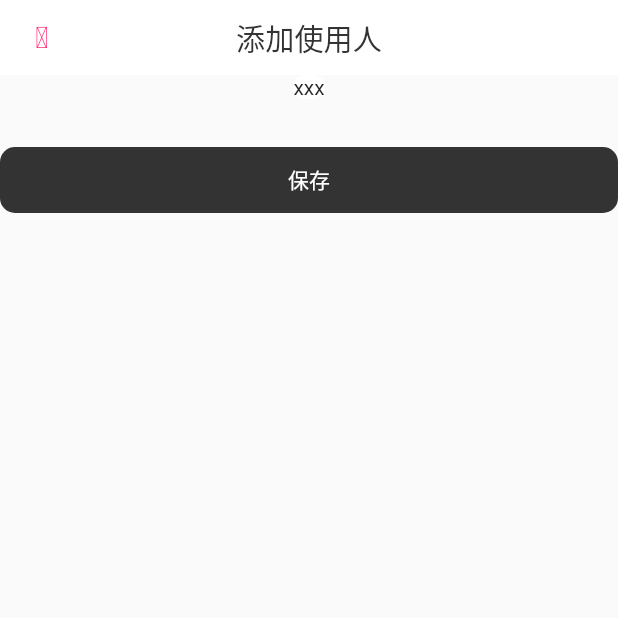
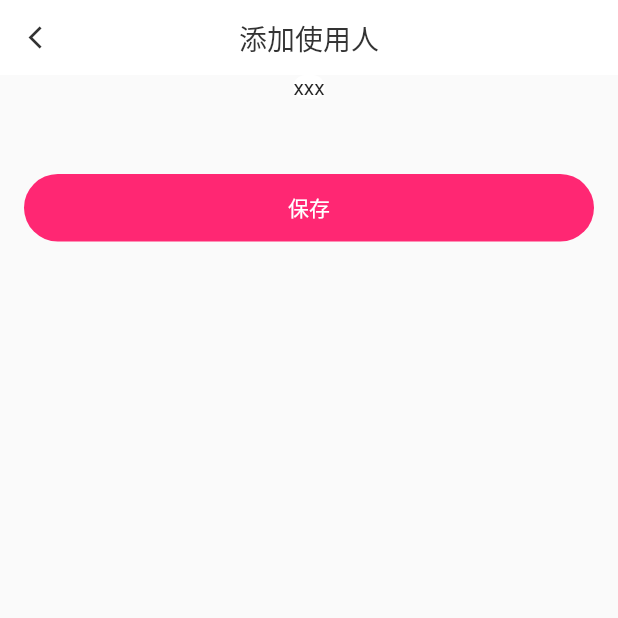
Before and after one commit to wlong800/easy_net_core, a Flutter app: the CustomContactsAddPage screen opened directly, on a phone screen of 412 x 824 dp, the top half of it. Run offline on Flutter 3.47's test engine with Material 2 defaults, Android fonts, the phone set to English and light mode, and no system bars; our stand-ins replace dio, flutter_screenutil, flutter_swipe_action_cell, get_it, pull_to_refresh, shared_preferences; missing offline and left inert: all_future_plugin; accounts and stored records are empty; network calls fail.

Commit message:
【补充】

```diff
--- a/lib/base/api/net/services/net_request.dart
+++ b/lib/base/api/net/services/net_request.dart
@@ -24,7 +24,7 @@ Dio _defaultDio(Map<dynamic, dynamic>? headers) {
     _dio.options.headers = Map<String, dynamic>.from(headers!);
     logger("header : ${_dio.options.headers.toString()}");
   }
-  _addProxy(_dio);
+  // _addProxy(_dio);
   return _dio;
 }
 
--- a/lib/base/widget/base_button.dart
+++ b/lib/base/widget/base_button.dart
@@ -6,7 +6,6 @@ class MyRaisedButton extends StatelessWidget {
   final String text;
   final bool enableClick;
   final VoidCallback callback;
-  final Color highlightColor;
   final Color textColor;
   final Color disabledTextColor;
   final Color enableColor;
@@ -17,14 +16,13 @@ class MyRaisedButton extends StatelessWidget {
 
   MyRaisedButton(this.text, this.callback,
       {this.enableClick = false,
-      this.highlightColor = R.color_1,
       this.textColor = R.color_white,
-      this.disabledTextColor = R.color_1,
-      this.enableColor = R.color_2,
-      this.disabledColor = R.color_font_1,
+      this.disabledTextColor = R.color_white,
+      this.enableColor = R.color_1,
+      this.disabledColor = R.color_1_60,
       this.imageName,
-      this.height = 44.0,
-      this.radius = 10.0});
+      this.height = 45.0,
+      this.radius = 23.0});
 
   @override
   Widget build(BuildContext context) {
--- a/lib/base/widget/common_ui_kit.dart
+++ b/lib/base/widget/common_ui_kit.dart
@@ -120,9 +120,9 @@ class WMPreferredSize extends PreferredSize {
     return IconButton(
       padding: EdgeInsets.all(14.0),
       icon: Icon(
-        MyIcons.arrow_right,
-        size: 20.0,
-        color: R.color_1,
+        Icons.arrow_back_ios,
+        size: 18.0,
+        color: R.color_font_1,
       ),
       onPressed: () {
         if (leadingCallback != null) {
--- a/lib/main.dart
+++ b/lib/main.dart
@@ -2,17 +2,31 @@ import 'package:app/page/custom_contacts_page.dart';
 import 'package:app/provider/services/service_locator.dart';
 import 'package:flutter/material.dart';
 
+import 'base/common/channel_tools.dart';
+import 'base/common/global.dart';
+import 'base/common/logger.dart';
 import 'base/common/resource.dart';
 
 GlobalKey<NavigatorState> navigatorState = new GlobalKey();
 
 main() async {
+  setupServiceLocator();
   // await Global.init();
-  setupServiceLocator();
   runApp(MyApp());
 }
 
-class MyApp extends StatelessWidget {
+class MyApp extends StatefulWidget {
+  @override
+  _MyAppState createState() => _MyAppState();
+}
+
+class _MyAppState extends State<MyApp> with WidgetsBindingObserver {
+  @override
+  void initState() {
+    super.initState();
+    WidgetsBinding.instance?.addObserver(this);
+  }
+
   @override
   Widget build(BuildContext context) {
     return MaterialApp(
@@ -23,4 +37,19 @@ class MyApp extends StatelessWidget {
       home: CustomContactsPage(),
     );
   }
+
+  @override
+  Future<bool> didPopRoute() async {
+    if ((await navigatorState.currentState?.maybePop()) == false) {
+      logger("not pop, because _history is null...");
+      systemPop();
+    }
+    return Future<bool>.value(true);
+  }
+
+  @override
+  void dispose() {
+    super.dispose();
+    WidgetsBinding.instance?.removeObserver(this);
+  }
 }
--- a/lib/page/custom_contacts_add_page.dart
+++ b/lib/page/custom_contacts_add_page.dart
@@ -28,11 +28,11 @@ class _CustomContactsAddPageState extends State<CustomContactsAddPage> {
               child: Text("xxx"),
             ),
             Container(
-              padding: EdgeInsets.only(top: 32.0),
+              padding: EdgeInsets.only(top: 50.0, left: 16.0, right: 16.0),
               child: MyRaisedButton(
                 "保存",
-                () async {
-                },
+                () async {},
+                enableClick: true,
               ),
             )
           ],
--- a/lib/page/custom_contacts_page.dart
+++ b/lib/page/custom_contacts_page.dart
@@ -31,9 +31,10 @@ class _CustomContactsPageState
 
   @override
   Widget buildFullScreen(BuildContext context, CustomTicketViewModel model) {
+    initScreenUtil(context);
     return Scaffold(
       appBar: WMPreferredSize("购票使用人"),
-      body: buildBody(context, model),
+      body: build2(context, model),
     );
   }
 
@@ -59,6 +60,7 @@ class _CustomContactsPageState
         TouchCallBack(
           child: Container(
             height: 45.0,
+            margin: EdgeInsets.only(left: 16.0, right: 16.0, bottom: 35.0),
             alignment: Alignment.center,
             child: Text(
               "添加使用人",
--- a/lib/page/view_model/custom_ticket_view_models.dart
+++ b/lib/page/view_model/custom_ticket_view_models.dart
@@ -14,7 +14,7 @@ class CustomTicketViewModel extends BaseProviderModel<List<ContactsModel>> {
     var response = await appService.fetchContactsData(params: requestParams);
     if (!onResponseSuccess(response)) return;
     (response!.data as List).forEach((element) {
-      data!.add(ContactsModel.fromJson(element));
+      data.add(ContactsModel.fromJson(element));
     });
     notifyDataSetChanged();
   }
--- a/lib/provider/base_view_models.dart
+++ b/lib/provider/base_view_models.dart
@@ -111,7 +111,8 @@ abstract class BaseProviderModel<T> extends ChangeNotifier {
           setLoadError = true;
         } else {
           if (connectionState == NetState.waiting) {
-            onError(response?.code, response?.msg);
+            // onError(response?.code, response?.msg);
+            onEmpty();
           } else {
             //todo:
             // showNativeToast(msg: response?.msg);
--- a/lib/provider/services/service_locator.dart
+++ b/lib/provider/services/service_locator.dart
@@ -1,5 +1,6 @@
 
 
+import 'package:app/page/view_model/custom_ticket_view_models.dart';
 import 'package:get_it/get_it.dart';
 
 import 'api/api.dart';
@@ -23,5 +24,5 @@ void setupServiceLocator() {
   // serviceLocator.registerLazySingleton<CurrencyService>(() => CurrencyServiceFake());
 
   // view models
-  // serviceLocator.registerFactory<JokeViewModel>(() => JokeViewModel());
+  serviceLocator.registerFactory<CustomTicketViewModel>(() => CustomTicketViewModel());
 }
--- a/pubspec.yaml
+++ b/pubspec.yaml
@@ -33,7 +33,7 @@ dependencies:
   dio: ^4.0.0  #接口请求使用的库
   pull_to_refresh: ^2.0.0
   provider: ^5.0.0
-  get_it: ^6.1.0
+  get_it: ^7.1.3
   flutter_swipe_action_cell: ^2.1.0 #侧滑删除控件（仿微信）
 
 dev_dependencies:
```
Also changed, not shown: lib/base/common/resource.dart (+3 -4 lines).
